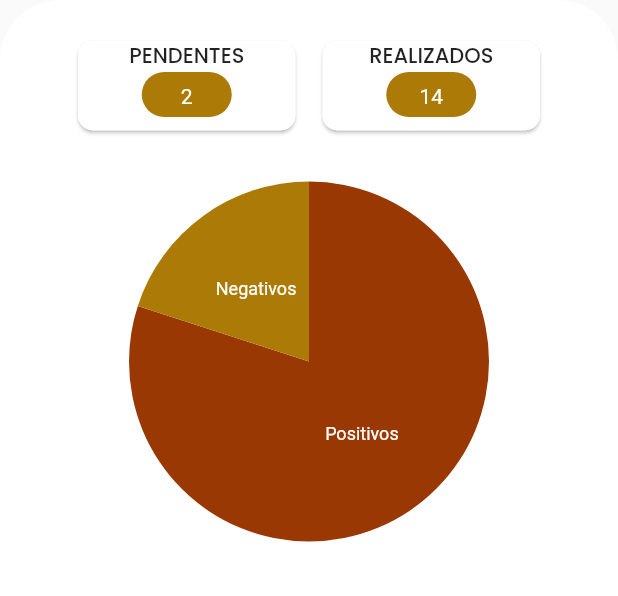
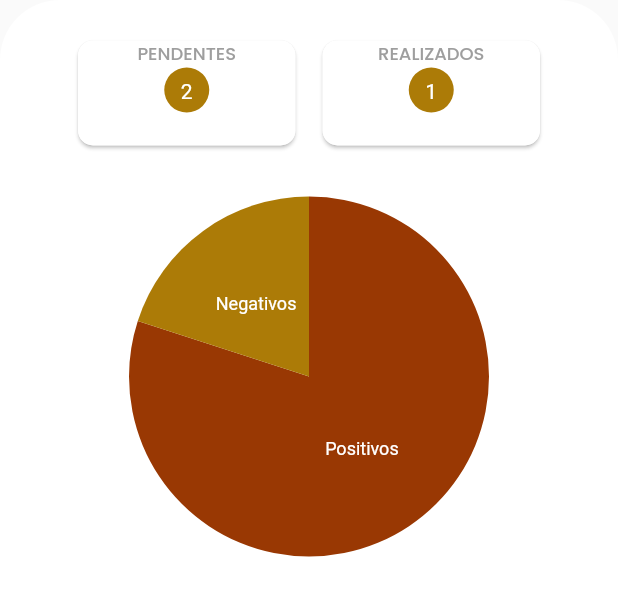
Before and after one commit to jotacabral/senai-flutter-pi-feedback, a Flutter app: the HomeBody widget shown alone on an empty page, opened directly, on a phone screen of 412 x 824 dp. Shown: the top 596 px of the screen. Run offline on Flutter 3.47's test engine with Material 2 defaults, Android fonts, the phone set to English and light mode, and no system bars; our stand-ins replace curved_navigation_bar, google_fonts, syncfusion_flutter_charts; network calls fail.

Commit message:
Quase finalizada a home

```diff
--- a/lib/modules/auth/login_page.dart
+++ b/lib/modules/auth/login_page.dart
@@ -1,6 +1,7 @@
 import 'package:flutter/material.dart';
 import 'package:senai_feedback/shared/components/app_text_field.dart';
 
+import '../../shared/app_ui.dart';
 import '../../shared/navigator.dart';
 import '../home/home_page.dart';
 
@@ -57,6 +58,9 @@
               Container(
                 width: MediaQuery.of(context).size.width,
                 child: ElevatedButton(
+                    style: ElevatedButton.styleFrom(
+                      primary: AppUi.colorB,
+                    ),
                     onPressed: () => push(context, HomePage()),
                     child: Text('LOGIN')),
               ),
--- a/lib/modules/home/components/home_body.dart
+++ b/lib/modules/home/components/home_body.dart
@@ -44,8 +44,6 @@
               AppUi.colorB,
             ], series: <PieSeries<_PieData, String>>[
               PieSeries<_PieData, String>(
-                  explode: true,
-                  explodeIndex: 0,
                   dataSource: data,
                   xValueMapper: (_PieData data, _) => data.xData,
                   yValueMapper: (_PieData data, _) => data.yData,
--- a/lib/modules/home/components/home_card_dash.dart
+++ b/lib/modules/home/components/home_card_dash.dart
@@ -18,24 +18,26 @@
       ),
       child: Container(
         width: 145,
-        height: 60,
+        height: 70,
         child: Column(
           children: [
             Text(title!.toUpperCase(),
-                style: GoogleFonts.poppins(fontWeight: FontWeight.w500)),
+                style: GoogleFonts.poppins(
+                    fontWeight: FontWeight.w500,
+                    color: Colors.grey,
+                    fontSize: 12)),
             Container(
-              width: 60,
+              width: 30,
               height: 30,
               padding: EdgeInsets.all(8),
-              child: Center(
-                child: Text(
-                  total!.toString(),
-                  style: TextStyle(color: Colors.white),
-                ),
+              child: Text(
+                total!.toString(),
+                textAlign: TextAlign.center,
+                style: TextStyle(color: Colors.white),
               ),
               decoration: BoxDecoration(
                   color: AppUi.colorB, borderRadius: BorderRadius.circular(80)),
-            )
+            ),
           ],
         ),
       ),
--- a/lib/modules/home/components/home_header.dart
+++ b/lib/modules/home/components/home_header.dart
@@ -17,15 +17,12 @@
       const Align(
         alignment: Alignment.topRight,
         child: Padding(
-          padding: EdgeInsets.all(13.0),
+          padding: EdgeInsets.all(28.0),
           child: Icon(
             Icons.logout,
             color: Colors.white,
           ),
         ),
-      ),
-      const SizedBox(
-        height: 12,
       ),
       builderImageCircular(),
       const SizedBox(
--- a/lib/modules/home/home_page.dart
+++ b/lib/modules/home/home_page.dart
@@ -24,7 +24,7 @@
               stops: [0.0, 1.0],
               tileMode: TileMode.decal),
         ),
-        child: ListView(
+        child: Column(
           // ignore: prefer_const_literals_to_create_immutables
           children: [const HomeHeader(), HomeBody()],
         ),
```
Also changed, not shown: lib/modules/home/components/home_footer.dart (+15 -3 lines).
